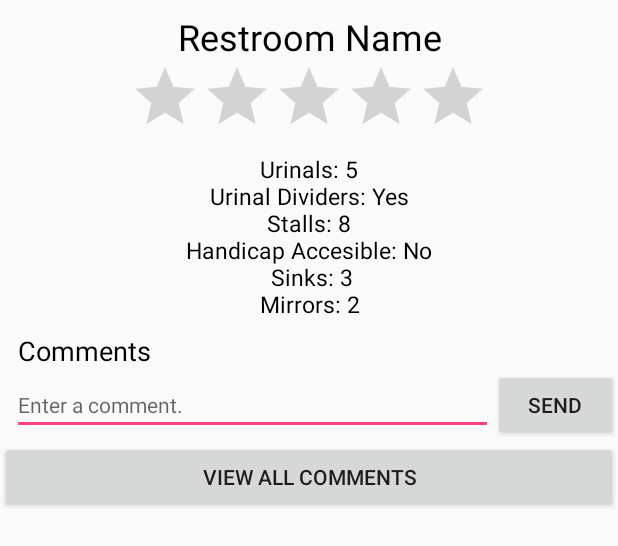
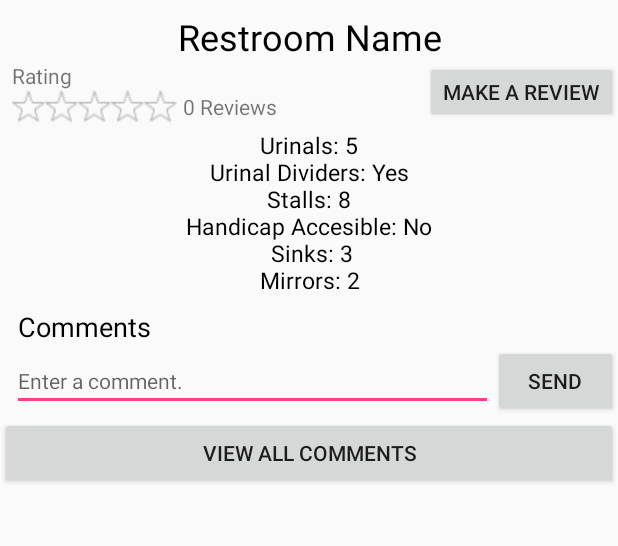
Before and after one commit to brianc725/Bruinstrooms, an Android app: the layout activity_restroom.xml on its own in the app's theme, with its tools: preview values and no code run, on a phone screen of 412 x 824 dp. Shown: the top 546 px of the screen. Run offline under Robolectric (Android 15) with nearby library versions, the phone set to English and light mode, and no system bars.

Commit message:
Updated UI of Restroom Page to make in line with the designs: stars and number of reviews, scroll view for everything else on bottom

```diff
--- a/app/src/main/res/layout/activity_restroom.xml
+++ b/app/src/main/res/layout/activity_restroom.xml
@@ -19,15 +19,64 @@
         android:textSize="24dp" />
 
 
+    <!-- Linear Layout for the Ratings -->
+    <LinearLayout
+        android:layout_width="match_parent"
+        android:layout_height="wrap_content"
+        android:orientation="horizontal">
+
+        <LinearLayout
+            android:layout_width="wrap_content"
+            android:layout_height="wrap_content"
+            android:layout_gravity="left"
+            android:layout_weight="20"
+            android:orientation="vertical">
+
+        <TextView
+            android:layout_width="wrap_content"
+            android:layout_height="wrap_content"
+            android:layout_marginLeft="8dp"
+            android:text="Rating"
+            />
+
+            <LinearLayout
+                android:layout_width="wrap_content"
+                android:layout_height="wrap_content">
+
         <RatingBar
             android:id="@+id/RatingBar"
-        android:layout_gravity="center"
             android:layout_width="wrap_content"
             android:layout_height="wrap_content"
+            android:layout_marginLeft="8dp"
             android:numStars="5"
             android:stepSize="0.1"
             android:isIndicator="true"
+            style="@style/restroomRatingBar"
             />
+
+            <TextView
+                android:id="@+id/textNumReviews"
+                android:layout_width="wrap_content"
+                android:layout_height="wrap_content"
+                android:layout_gravity="center"
+                android:layout_marginLeft="4dp"
+                android:text="0 Reviews"
+                />
+            </LinearLayout> <!-- horizontal linear layout bar for stars and number -->
+
+        </LinearLayout> <!-- Vertical linear layout bar -->
+
+
+
+        <Button
+            android:id="@+id/SubmitReview"
+            android:layout_width="wrap_content"
+            android:layout_height="match_parent"
+            android:layout_gravity="right"
+            android:text="Make a Review"
+            />
+
+    </LinearLayout>
 
     <ScrollView
         android:layout_width="match_parent"
```
Lines whose indentation alone changed are shown as unchanged.
